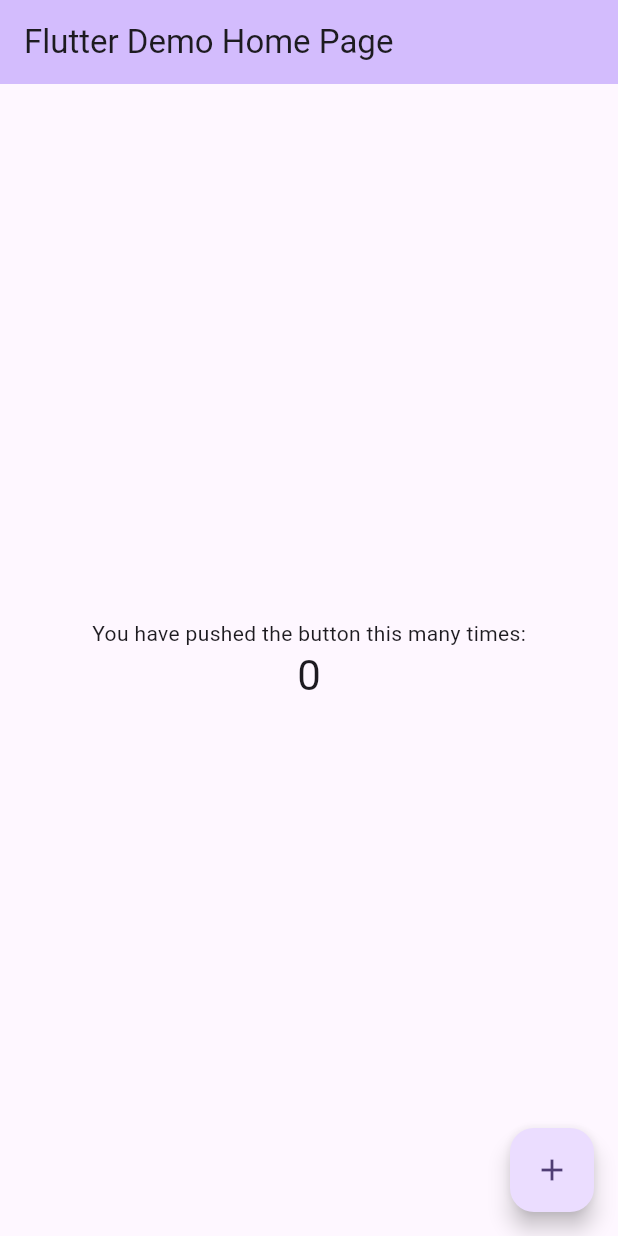
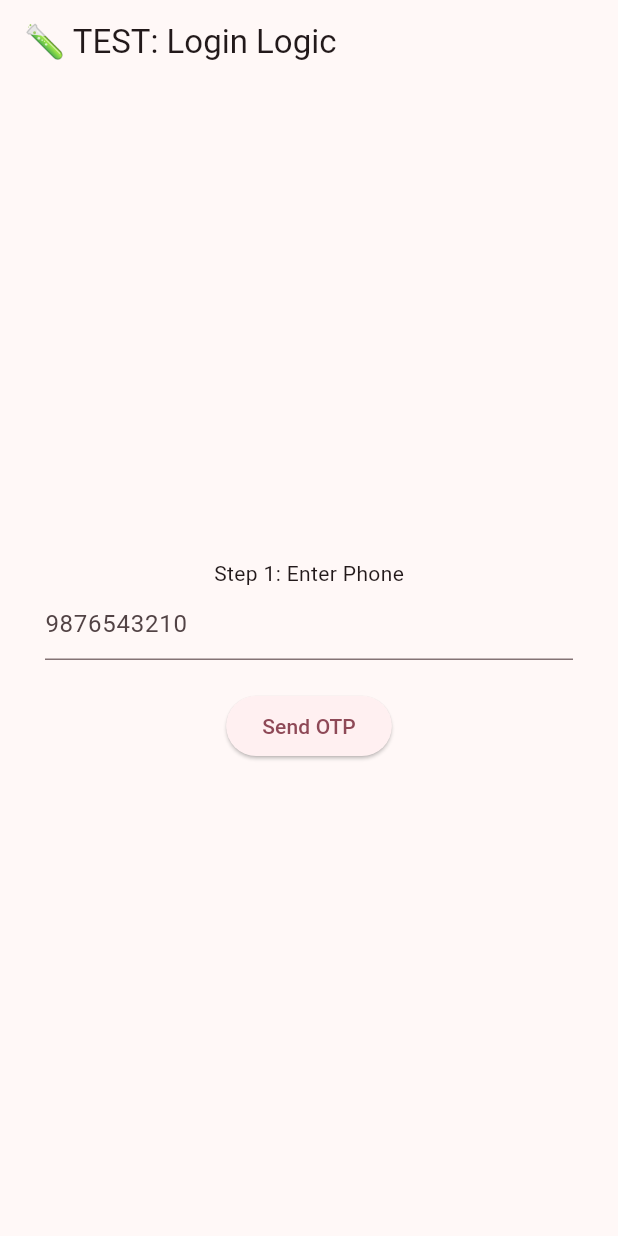
Before and after one commit to Hynox-org/blindly-dating-app, a Flutter app: the screen it shows after launch, on a phone screen of 412 x 824 dp. Run offline on Flutter 3.47's test engine with Material 3 defaults, Android fonts, the light colour scheme and no system bars; our stand-ins replace firebase_core, flutter_dotenv, flutter_riverpod, flutter_secure_storage, go_router, google_fonts and 1 more; missing offline and left inert: firebase_app_check, safe_device; accounts and stored records are empty.

Commit message:
New file structure

```diff
--- a/lib/core/router/app_router.dart
+++ b/lib/core/router/app_router.dart
@@ -1,16 +1,64 @@
+import 'dart:async';
+import 'package:flutter/material.dart';
+import 'package:flutter_riverpod/flutter_riverpod.dart';
 import 'package:go_router/go_router.dart';
-import 'package:flutter/material.dart';
 
-class AppRouter {
-  static final router = GoRouter(
-    initialLocation: '/',
+// REPOSITORY
+import '../../features/auth/repositories/auth_repository.dart';
+
+// SCREENS
+import '../../features/auth/screens/dummy_login_screen.dart';
+import '../../Screens/home_screen.dart';
+
+final goRouterProvider = Provider<GoRouter>((ref) {
+  final authRepository = ref.watch(authRepositoryProvider);
+
+  return GoRouter(
+    initialLocation: '/login',
+    debugLogDiagnostics: true,
+
+    // The Watchdog: Re-evaluates redirects when auth state changes
+    refreshListenable: GoRouterRefreshStream(authRepository.authStateChanges),
+
     routes: [
       GoRoute(
-        path: '/',
-        builder: (context, state) =>
-            const Scaffold(body: Center(child: Text('Blindly Home'))),
+        path: '/login',
+        name: 'login',
+        builder: (context, state) => const DummyLoginScreen(),
       ),
-      // Add more routes here for auth, profiles, etc.
+      GoRoute(
+        path: '/home',
+        name: 'home',
+        builder: (context, state) => const HomeScreen(),
+      ),
     ],
+
+    redirect: (context, state) {
+      final session = authRepository.currentSession;
+      final isLoggedIn = session != null;
+      final isLoggingIn = state.uri.toString() == '/login';
+
+      if (!isLoggedIn && !isLoggingIn) return '/login';
+      if (isLoggedIn && isLoggingIn) return '/home';
+
+      return null;
+    },
   );
+});
+
+class GoRouterRefreshStream extends ChangeNotifier {
+  GoRouterRefreshStream(Stream<dynamic> stream) {
+    notifyListeners();
+    _subscription = stream.asBroadcastStream().listen(
+      (dynamic _) => notifyListeners(),
+    );
+  }
+
+  late final StreamSubscription<dynamic> _subscription;
+
+  @override
+  void dispose() {
+    _subscription.cancel();
+    super.dispose();
+  }
 }
--- /dev/null
+++ b/lib/core/services/security_provider.dart
@@ -0,0 +1,14 @@
+import 'package:flutter_riverpod/flutter_riverpod.dart';
+import '../services/security_service.dart';
+
+// 1. The Provider that holds the Service logic
+final securityServiceProvider = Provider<SecurityService>((ref) {
+  return SecurityService();
+});
+
+// 2. The FutureProvider that actually runs the check asynchronously
+// UI will listen to THIS provider.
+final deviceSafetyProvider = FutureProvider<bool>((ref) async {
+  final securityService = ref.watch(securityServiceProvider);
+  return await securityService.isDeviceSafe;
+});
--- /dev/null
+++ b/lib/features/auth/screens/dummy_login_screen.dart
@@ -0,0 +1,102 @@
+import 'package:flutter/material.dart';
+import 'package:flutter_riverpod/flutter_riverpod.dart';
+import '../repositories/auth_repository.dart';
+
+class DummyLoginScreen extends ConsumerStatefulWidget {
+  const DummyLoginScreen({super.key});
+
+  @override
+  ConsumerState<DummyLoginScreen> createState() => _DummyLoginScreenState();
+}
+
+class _DummyLoginScreenState extends ConsumerState<DummyLoginScreen> {
+  final _phoneController = TextEditingController();
+  final _otpController = TextEditingController();
+  bool _isOtpSent = false;
+  bool _isLoading = false;
+
+  // TEST: Sending OTP
+  Future<void> _testSendOtp() async {
+    setState(() => _isLoading = true);
+    try {
+      final phone = _phoneController.text.trim();
+      await ref.read(authRepositoryProvider).signInWithOtp(phone);
+
+      setState(() => _isOtpSent = true);
+      ScaffoldMessenger.of(context).showSnackBar(
+        const SnackBar(content: Text("✅ OTP Sent! Check SMS.")),
+      );
+    } catch (e) {
+      ScaffoldMessenger.of(context).showSnackBar(
+        SnackBar(content: Text(e.toString()), backgroundColor: Colors.red),
+      );
+    } finally {
+      setState(() => _isLoading = false);
+    }
+  }
+
+  // TEST: Verifying OTP
+  Future<void> _testVerifyOtp() async {
+    setState(() => _isLoading = true);
+    try {
+      final phone = _phoneController.text.trim();
+      final otp = _otpController.text.trim();
+
+      await ref.read(authRepositoryProvider).verifyOtp(phone, otp);
+
+      // We don't need to navigate manually.
+      // The Router will see the session update and move us automatically!
+
+    } catch (e) {
+      ScaffoldMessenger.of(context).showSnackBar(
+        SnackBar(content: Text(e.toString()), backgroundColor: Colors.red),
+      );
+    } finally {
+      setState(() => _isLoading = false);
+    }
+  }
+
+  @override
+  Widget build(BuildContext context) {
+    return Scaffold(
+      appBar: AppBar(title: const Text("🧪 TEST: Login Logic")),
+      body: Padding(
+        padding: const EdgeInsets.all(30.0),
+        child: Column(
+          mainAxisAlignment: MainAxisAlignment.center,
+          children: [
+            if (!_isOtpSent) ...[
+              const Text("Step 1: Enter Phone"),
+              TextField(
+                controller: _phoneController,
+                keyboardType: TextInputType.phone,
+                decoration: const InputDecoration(hintText: "9876543210"),
+              ),
+              const SizedBox(height: 20),
+              ElevatedButton(
+                onPressed: _isLoading ? null : _testSendOtp,
+                child: _isLoading ? const CircularProgressIndicator() : const Text("Send OTP"),
+              ),
+            ] else ...[
+              const Text("Step 2: Enter OTP"),
+              TextField(
+                controller: _otpController,
+                keyboardType: TextInputType.number,
+                decoration: const InputDecoration(hintText: "123456"),
+              ),
+              const SizedBox(height: 20),
+              ElevatedButton(
+                onPressed: _isLoading ? null : _testVerifyOtp,
+                child: _isLoading ? const CircularProgressIndicator() : const Text("Verify & Login"),
+              ),
+              TextButton(
+                onPressed: () => setState(() => _isOtpSent = false),
+                child: const Text("Reset / Wrong Number"),
+              ),
+            ],
+          ],
+        ),
+      ),
+    );
+  }
+}
--- a/lib/main.dart
+++ b/lib/main.dart
@@ -1,144 +1,103 @@
 import 'package:flutter/material.dart';
+import 'package:flutter_riverpod/flutter_riverpod.dart';
 import 'package:firebase_core/firebase_core.dart';
 import 'package:flutter_dotenv/flutter_dotenv.dart';
 import 'package:supabase_flutter/supabase_flutter.dart';
-import 'core/security/security_config.dart';
+
+// YOUR IMPORTS (Matching your file structure)
+import 'core/security/security_config.dart';      // Your SSL/AppCheck config
+import 'core/router/app_router.dart';             // The Router we built
+import 'core/services/security_provider.dart';   // The Root Detection Provider
 
 void main() async {
   WidgetsFlutterBinding.ensureInitialized();
-  // Load connection strings and credentials
+
+  // 1. Load Secrets
   await dotenv.load(fileName: ".env");
 
-  // Initialize Firebase (requires google-services.json on Android)
+  // 2. Initialize Firebase (Required for AppCheck if you use it)
   await Firebase.initializeApp();
 
-  // Initialize App Check and Security
+  // 3. Initialize App Check (Your custom security config)
   await SecurityConfig.initializeAppCheck();
 
-  // Initialize Supabase with SSL Pinning
+  // 4. Initialize Supabase (With SSL Pinning AND Auth Logic)
   final secureClient = await SecurityConfig.getSSLPinnedClient();
+
   await Supabase.initialize(
     url: dotenv.env['SUPABASE_URL']!,
     anonKey: dotenv.env['SUPABASE_ANON_KEY']!,
     httpClient: secureClient,
+
+    // ⚡ VITAL ADDITION: This enables the 15-min Auto-Refresh logic
+    authOptions: const FlutterAuthClientOptions(
+      authFlowType: AuthFlowType.pkce,
+      autoRefreshToken: true,
+    ),
   );
 
-  runApp(const MyApp());
+  // 5. Run App (Wrapped in ProviderScope for Riverpod)
+  runApp(const ProviderScope(child: MyApp()));
 }
 
-class MyApp extends StatelessWidget {
+class MyApp extends ConsumerWidget {
   const MyApp({super.key});
 
-  // This widget is the root of your application.
   @override
-  Widget build(BuildContext context) {
-    return MaterialApp(
-      title: 'Flutter Demo',
-      theme: ThemeData(
-        // This is the theme of your application.
-        //
-        // TRY THIS: Try running your application with "flutter run". You'll see
-        // the application has a purple toolbar. Then, without quitting the app,
-        // try changing the seedColor in the colorScheme below to Colors.green
-        // and then invoke "hot reload" (save your changes or press the "hot
-        // reload" button in a Flutter-supported IDE, or press "r" if you used
-        // the command line to start the app).
-        //
-        // Notice that the counter didn't reset back to zero; the application
-        // state is not lost during the reload. To reset the state, use hot
-        // restart instead.
-        //
-        // This works for code too, not just values: Most code changes can be
-        // tested with just a hot reload.
-        colorScheme: .fromSeed(seedColor: Colors.deepPurple),
+  Widget build(BuildContext context, WidgetRef ref) {
+    // Watch our Security Provider (Root Detection)
+    final deviceSafety = ref.watch(deviceSafetyProvider);
+
+    return deviceSafety.when(
+      // A. LOADING: Show a spinner while checking root status
+      loading: () => const MaterialApp(
+        home: Scaffold(body: Center(child: CircularProgressIndicator())),
       ),
-      home: const MyHomePage(title: 'Flutter Demo Home Page'),
-    );
-  }
-}
 
-class MyHomePage extends StatefulWidget {
-  const MyHomePage({super.key, required this.title});
+      // B. ERROR: If check fails, show error (or fail open)
+      error: (err, stack) => MaterialApp(
+        home: Scaffold(body: Center(child: Text("Security Error: $err"))),
+      ),
 
-  // This widget is the home page of your application. It is stateful, meaning
-  // that it has a State object (defined below) that contains fields that affect
-  // how it looks.
-
-  // This class is the configuration for the state. It holds the values (in this
-  // case the title) provided by the parent (in this case the App widget) and
-  // used by the build method of the State. Fields in a Widget subclass are
-  // always marked "final".
-
-  final String title;
-
-  @override
-  State<MyHomePage> createState() => _MyHomePageState();
-}
-
-class _MyHomePageState extends State<MyHomePage> {
-  int _counter = 0;
-
-  void _incrementCounter() {
-    setState(() {
-      // This call to setState tells the Flutter framework that something has
-      // changed in this State, which causes it to rerun the build method below
-      // so that the display can reflect the updated values. If we changed
-      // _counter without calling setState(), then the build method would not be
-      // called again, and so nothing would appear to happen.
-      _counter++;
-    });
-  }
-
-  @override
-  Widget build(BuildContext context) {
-    // This method is rerun every time setState is called, for instance as done
-    // by the _incrementCounter method above.
-    //
-    // The Flutter framework has been optimized to make rerunning build methods
-    // fast, so that you can just rebuild anything that needs updating rather
-    // than having to individually change instances of widgets.
-    return Scaffold(
-      appBar: AppBar(
-        // TRY THIS: Try changing the color here to a specific color (to
-        // Colors.amber, perhaps?) and trigger a hot reload to see the AppBar
-        // change color while the other colors stay the same.
-        backgroundColor: Theme.of(context).colorScheme.inversePrimary,
-        // Here we take the value from the MyHomePage object that was created by
-        // the App.build method, and use it to set our appbar title.
-        title: Text(widget.title),
-      ),
+      // C. DATA: Check if Safe or Not
+      data: (isSafe) {
+        // 1. If Device is Rooted -> BLOCK USER
+        if (!isSafe) {
+          return const MaterialApp(
+            home: Scaffold(
+              backgroundColor: Colors.red,
               body: Center(
-        // Center is a layout widget. It takes a single child and positions it
-        // in the middle of the parent.
                 child: Column(
-          // Column is also a layout widget. It takes a list of children and
-          // arranges them vertically. By default, it sizes itself to fit its
-          // children horizontally, and tries to be as tall as its parent.
-          //
-          // Column has various properties to control how it sizes itself and
-          // how it positions its children. Here we use mainAxisAlignment to
-          // center the children vertically; the main axis here is the vertical
-          // axis because Columns are vertical (the cross axis would be
-          // horizontal).
-          //
-          // TRY THIS: Invoke "debug painting" (choose the "Toggle Debug Paint"
-          // action in the IDE, or press "p" in the console), to see the
-          // wireframe for each widget.
-          mainAxisAlignment: .center,
+                  mainAxisAlignment: MainAxisAlignment.center,
                   children: [
-            const Text('You have pushed the button this many times:'),
+                    Icon(Icons.gpp_bad, size: 80, color: Colors.white),
+                    SizedBox(height: 20),
                     Text(
-              '$_counter',
-              style: Theme.of(context).textTheme.headlineMedium,
+                      "❌ Device Security Risk\nThis app cannot run on rooted devices.",
+                      textAlign: TextAlign.center,
+                      style: TextStyle(color: Colors.white, fontSize: 18),
                     ),
                   ],
                 ),
               ),
-      floatingActionButton: FloatingActionButton(
-        onPressed: _incrementCounter,
-        tooltip: 'Increment',
-        child: const Icon(Icons.add),
             ),
           );
         }
+
+        // 2. If Device is Safe -> LAUNCH APP (GoRouter)
+        final router = ref.watch(goRouterProvider);
+
+        return MaterialApp.router(
+          title: 'Blindly',
+          debugShowCheckedModeBanner: false,
+          theme: ThemeData(
+            colorScheme: ColorScheme.fromSeed(seedColor: Colors.pink),
+            useMaterial3: true,
+          ),
+          // Hook up the router (Login <-> Home)
+          routerConfig: router,
+        );
+      },
+    );
   }
+}
```
Also changed, not shown: lib/Screens/home_screen.dart (added, +49 -0 lines), lib/core/services/security_service.dart (added, +28 -0 lines), lib/features/auth/repositories/auth_repository.dart (added, +65 -0 lines), pubspec.yaml (+8 -60 lines), lib/config/router/router.dart (deleted), lib/core/services/services.dart (deleted), lib/features/auth/auth.dart (deleted), pubspec.lock, 1 other file. Lines whose indentation alone changed are shown as unchanged.
